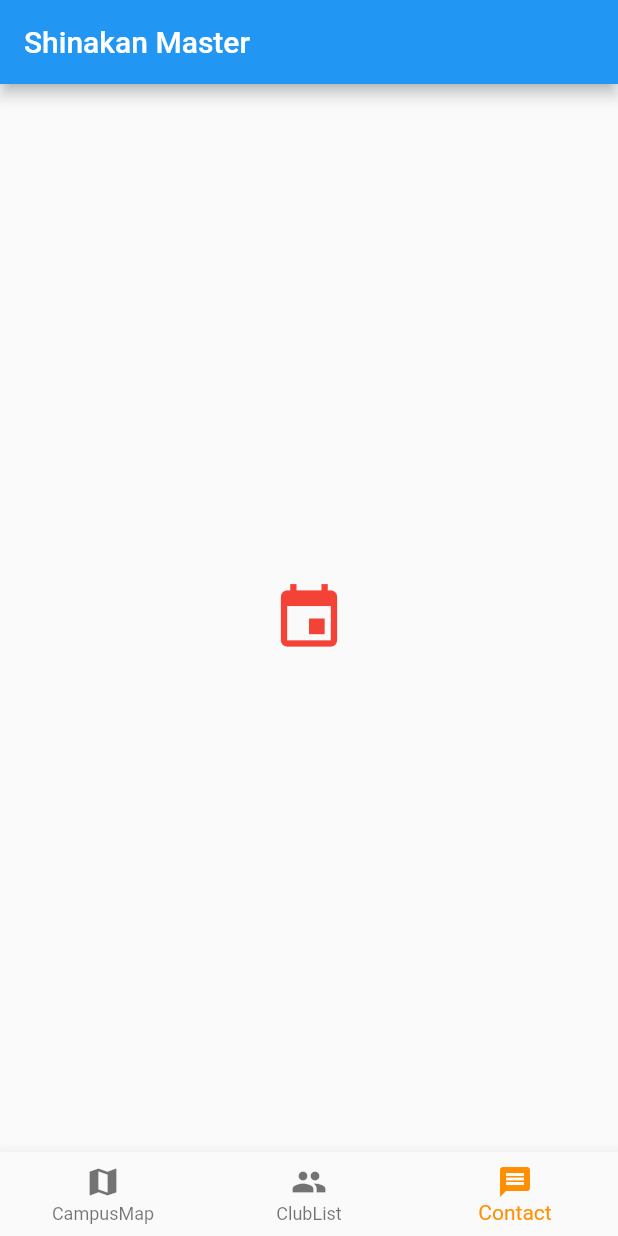
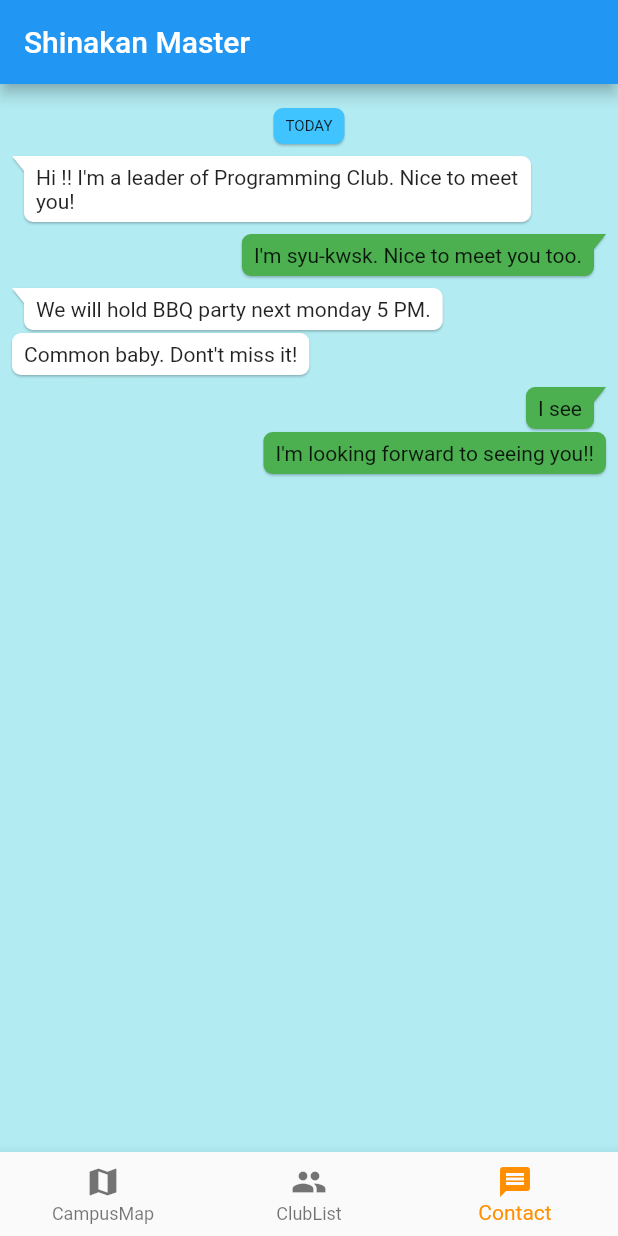
Before and after one commit to syu-kwsk/chat-app-flutter, a Flutter app: the screen it shows after launch, swiped to page 3, on a phone screen of 412 x 824 dp. Run offline on Flutter 3.47's test engine with Material 2 defaults, Android fonts, the light colour scheme and no system bars; drawn by our look-alikes of bubble; missing offline and left inert: easy_dialog.

Commit message:
Add Chat page to contact club

```diff
--- a/flutter_app/lib/buttomnavi.dart
+++ b/flutter_app/lib/buttomnavi.dart
@@ -3,6 +3,7 @@ import 'package:flutter_app/layout.dart';
 import 'package:flutter_app/tapbutton.dart';
 import 'package:flutter_app/interactive.dart';
 import 'package:flutter_app/map.dart';
+import 'package:flutter_app/chat.dart';
 
 
 class TopPage extends StatefulWidget {
@@ -54,7 +55,7 @@ class _TopPageState extends State<TopPage> {
         children: [
           new MyMap(),
           new Layout(),
-          new MyDialog(title: 'hoge', desc: 'hugahuga', icon: Icons.event, color: Colors.red,),
+          new MyChat(),
         ],
       ),
       bottomNavigationBar: BottomNavigationBar(
--- /dev/null
+++ b/flutter_app/lib/chat.dart
@@ -0,0 +1,76 @@
+import 'package:flutter/material.dart';
+import 'package:bubble/bubble.dart';
+
+class MyChat extends StatefulWidget {
+  MyChat({Key key}) : super(key: key);
+
+  @override
+  _MyChatState createState() => _MyChatState();
+}
+
+class _MyChatState extends State<MyChat> {
+  @override
+  Widget build(BuildContext context) {
+    double pixelRatio = MediaQuery.of(context).devicePixelRatio;
+    double px = 1 / pixelRatio;
+
+    BubbleStyle styleSomebody = BubbleStyle(
+      nip: BubbleNip.leftTop,
+      color: Colors.white,
+      elevation: 1 * px,
+      margin: BubbleEdges.only(top: 8.0, right: 50.0),
+      alignment: Alignment.topLeft,
+    );
+    BubbleStyle styleMe = BubbleStyle(
+      nip: BubbleNip.rightTop,
+      color: Colors.green,
+      elevation: 1 * px,
+      margin: BubbleEdges.only(top: 8.0, left: 50.0),
+      alignment: Alignment.topRight,
+    );
+
+    return Container(
+      color: Colors.cyan[100],
+      child: ListView(
+        padding: EdgeInsets.all(8.0),
+        children: [
+          Bubble(
+            alignment: Alignment.center,
+            color: Colors.lightBlueAccent,
+            elevation: 1 * px,
+            margin: BubbleEdges.only(top: 8.0),
+            child: Text('TODAY', style: TextStyle(fontSize: 10)),
+          ),
+          Bubble(
+            style: styleSomebody,
+            child: Text('Hi !! I\'m a leader of Programming Club. Nice to meet you!'),
+          ),
+          Bubble(
+            style: styleMe,
+            child: Text('I\'m syu-kwsk. Nice to meet you too.'),
+          ),
+          Bubble(
+            style: styleSomebody,
+            child: Text('We will hold BBQ party next monday 5 PM.'),
+          ),
+          Bubble(
+            style: styleSomebody,
+            margin: BubbleEdges.only(top: 2.0),
+            nip: BubbleNip.no,
+            child: Text('Common baby. Dont\'t miss it!'),
+          ),
+          Bubble(
+            style: styleMe,
+            child: Text('I see'),
+          ),
+          Bubble(
+            style: styleMe,
+            nip: BubbleNip.no,
+            margin: BubbleEdges.only(top: 2.0),
+            child: Text('I\'m looking forward to seeing you!!'),
+          ),
+        ],
+      ),
+    );
+  }
+}
--- a/flutter_app/pubspec.yaml
+++ b/flutter_app/pubspec.yaml
@@ -24,6 +24,7 @@ dependencies:
   # Use with the CupertinoIcons class for iOS style icons.
   cupertino_icons: ^0.1.2
   easy_dialog: ^1.0.5
+  bubble: ^1.1.9+1
 
 dev_dependencies:
   flutter_test:
```
Also changed, not shown: flutter_app/pubspec.lock.
